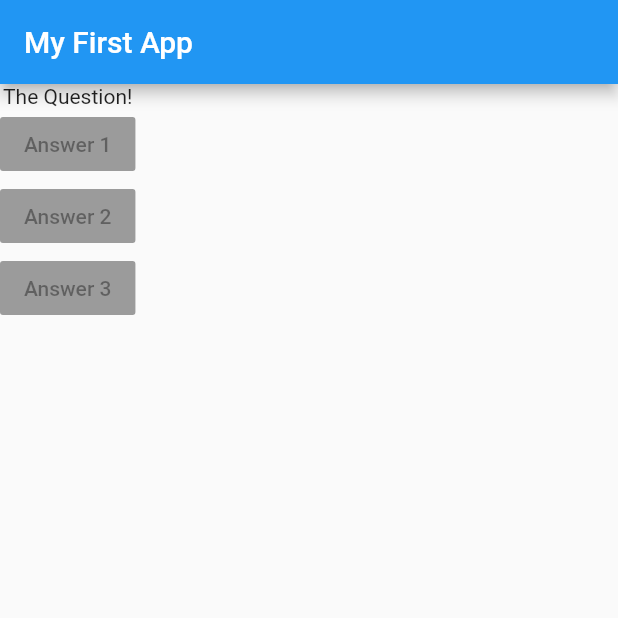
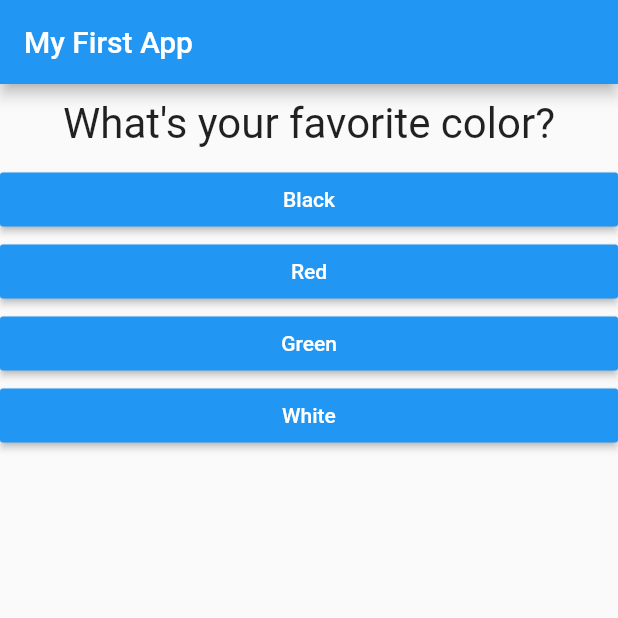
Before and after one commit to killianjackson/flutter_complete_guide, a Flutter app: the screen it shows after launch, on a phone screen of 412 x 824 dp, the top half of it. Run offline on Flutter 3.47's test engine with Material 2 defaults, Android fonts, the phone set to English and light mode, and no system bars.

Commit message:
Finished Section 2: Flutter Basics

```diff
--- /dev/null
+++ b/lib/answer.dart
@@ -0,0 +1,21 @@
+import 'package:flutter/material.dart';
+
+class Answer extends StatelessWidget {
+  final Function selectHandler;
+  final String answerText;
+
+  Answer(this.selectHandler, this.answerText);
+
+  @override
+  Widget build(BuildContext context) {
+    return Container(
+      width: double.infinity,
+      child: RaisedButton(
+        color: Colors.blue,
+        textColor: Colors.white,
+        child: Text(answerText),
+        onPressed: selectHandler,
+      ),
+    );
+  }
+}
--- a/lib/main.dart
+++ b/lib/main.dart
@@ -1,4 +1,7 @@
 import 'package:flutter/material.dart';
+
+import './quiz.dart';
+import './result.dart';
 
 //void main() {
 //  runApp(MyApp());
@@ -6,36 +9,75 @@ import 'package:flutter/material.dart';
 
 void main() => runApp(MyApp());
 
-class MyApp extends StatelessWidget {
+class MyApp extends StatefulWidget {
+  @override
+  State<StatefulWidget> createState() {
+    return _MyAppState();
+  }
+}
+
+class _MyAppState extends State<MyApp> {
+  final _questions = const [
+    {
+      'questionText': 'What\'s your favorite color?',
+      'answers': [
+        {'text': 'Black', 'score': 10},
+        {'text': 'Red', 'score': 5},
+        {'text': 'Green', 'score': 3},
+        {'text': 'White', 'score': 1},
+      ],
+    },
+    {
+      'questionText': 'What\'s your favorite animal?',
+      'answers': [
+        {'text': 'Rabbit', 'score': 3},
+        {'text': 'Snake', 'score': 11},
+        {'text': 'Elephant', 'score': 5},
+        {'text': 'Lion', 'score': '9'}
+      ],
+    },
+    {
+      'questionText': 'Who\'s your favorite instructor?',
+      'answers': [
+        {'text': 'Max', 'score': 1},
+        {'text': 'Max', 'score': 1},
+        {'text': 'Max', 'score': 1},
+        {'text': 'Max', 'score': 1}
+      ],
+    },
+  ];
+
+  var _questionIndex = 0;
+  var _totalScore = 0;
+
+  void _resetQuiz() {
+    setState(() {
+      _questionIndex = 0;
+      _totalScore = 0;
+    });
+  }
+
+  void _answerQuestion(int score) {
+    _totalScore += score;
+    setState(() {
+      _questionIndex = _questionIndex + 1;
+    });
+  }
+
   @override
   Widget build(BuildContext context) {
-    var questions = [
-      'What\'s your favorite color?',
-      'What\'s your favorite animal?'
-    ];
-
     return MaterialApp(
       home: Scaffold(
         appBar: AppBar(
           title: Text('My First App'),
         ),
-        body: Column(
-          children: [
-            Text('The Question!'),
-            RaisedButton(
-              child: Text('Answer 1'),
-              onPressed: null,
-            ),
-            RaisedButton(
-              child: Text('Answer 2'),
-              onPressed: null,
-            ),
-            RaisedButton(
-              child: Text('Answer 3'),
-              onPressed: null,
-            ),
-          ],
-        ),
+        body: _questionIndex < _questions.length
+            ? Quiz(
+                answerQuestion: _answerQuestion,
+                questionIndex: _questionIndex,
+                questions: _questions,
+              )
+            : Result(_totalScore, _resetQuiz),
       ),
     );
   }
--- /dev/null
+++ b/lib/question.dart
@@ -0,0 +1,20 @@
+import 'package:flutter/material.dart';
+
+class Question extends StatelessWidget {
+  final String questionText;
+
+  Question(this.questionText);
+
+  @override
+  Widget build(BuildContext context) {
+    return Container(
+      width: double.infinity,
+      margin: EdgeInsets.all(10),
+      child: Text(
+        questionText,
+        style: TextStyle(fontSize: 28),
+        textAlign: TextAlign.center,
+      ),
+    );
+  }
+}
--- /dev/null
+++ b/lib/quiz.dart
@@ -0,0 +1,28 @@
+import 'package:flutter/material.dart';
+
+import './question.dart';
+import './answer.dart';
+
+class Quiz extends StatelessWidget {
+  final List<Map<String, Object>> questions;
+  final int questionIndex;
+  final Function answerQuestion;
+
+  Quiz({
+    @required this.questions,
+    @required this.answerQuestion,
+    @required this.questionIndex
+  });
+
+  @override
+  Widget build(BuildContext context) {
+    return Column(
+      children: [
+        Question(questions[questionIndex]['questionText']),
+        ...(questions[questionIndex]['answers'] as List<Map<String,Object>>).map((answer) {
+          return Answer(() => answerQuestion(answer['score']), answer['text']);
+        }).toList()
+      ],
+    );
+  }
+}
--- /dev/null
+++ b/lib/result.dart
@@ -0,0 +1,32 @@
+import 'package:flutter/material.dart';
+
+class Result extends StatelessWidget {
+  final int resultScore;
+  final Function resetHandler;
+
+  Result(this.resultScore, this.resetHandler);
+
+  String get resultPhrase {
+    return "Score: ${resultScore.toString()}";
+  }
+
+  @override
+  Widget build(BuildContext context) {
+    return Center(
+      child: Column(
+        children: <Widget>[
+          Text(
+            resultPhrase,
+            style: TextStyle(fontSize: 36, fontWeight: FontWeight.bold),
+            textAlign: TextAlign.center,
+          ),
+          FlatButton(
+            child: Text('Restart Quiz!'),
+            textColor: Colors.blue,
+            onPressed: resetHandler,
+          ),
+        ],
+      ),
+    );
+  }
+}
```
Also changed, not shown: pubspec.lock, 3 other files.
